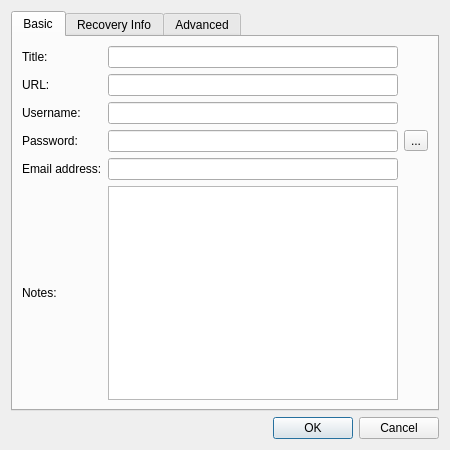
The window that silverlock/entryeditdialog.ui (petroules/silverlock) describes before a commit, drawn with Qt 5.
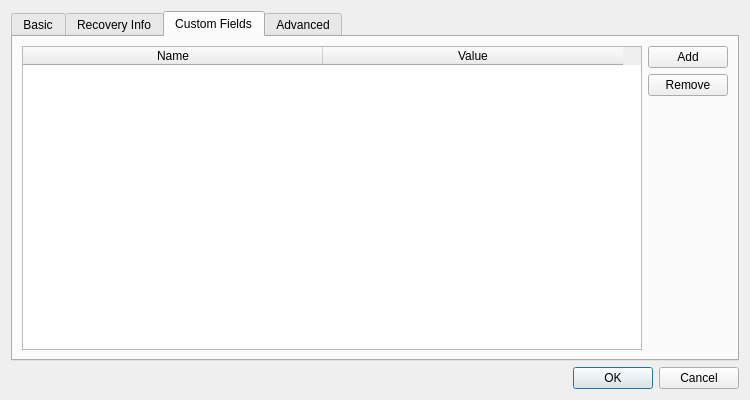
The same window after the commit. The open tabs and pages were chosen to show the change.

```diff
--- a/silverlock/entryeditdialog.ui
+++ b/silverlock/entryeditdialog.ui
@@ -6,8 +6,8 @@
    <rect>
     <x>0</x>
     <y>0</y>
-    <width>450</width>
-    <height>450</height>
+    <width>750</width>
+    <height>400</height>
    </rect>
   </property>
   <property name="windowTitle">
@@ -15,7 +15,7 @@
   </property>
   <layout class="QVBoxLayout" name="verticalLayout">
    <item>
-    <widget class="QTabWidget" name="advancedTab">
+    <widget class="QTabWidget" name="tabWidget">
      <property name="currentIndex">
       <number>0</number>
      </property>
@@ -65,23 +65,13 @@
         <widget class="QLineEdit" name="passwordLineEdit"/>
        </item>
        <item row="5" column="0">
-        <widget class="QLabel" name="emailLabel">
-         <property name="text">
-          <string>Email address:</string>
-         </property>
-        </widget>
-       </item>
-       <item row="5" column="1">
-        <widget class="QLineEdit" name="emailLineEdit"/>
-       </item>
-       <item row="6" column="0">
         <widget class="QLabel" name="notesLabel">
          <property name="text">
           <string>Notes:</string>
          </property>
         </widget>
        </item>
-       <item row="6" column="1">
+       <item row="5" column="1">
         <widget class="QTextEdit" name="notesTextEdit"/>
        </item>
        <item row="3" column="2">
@@ -160,7 +150,77 @@
        </item>
       </layout>
      </widget>
-     <widget class="QWidget" name="tab">
+     <widget class="QWidget" name="customFieldsTab">
+      <attribute name="title">
+       <string>Custom Fields</string>
+      </attribute>
+      <layout class="QHBoxLayout" name="horizontalLayout_2">
+       <item>
+        <widget class="QTableWidget" name="customFieldsTableWidget">
+         <property name="alternatingRowColors">
+          <bool>true</bool>
+         </property>
+         <property name="selectionMode">
+          <enum>QAbstractItemView::SingleSelection</enum>
+         </property>
+         <property name="selectionBehavior">
+          <enum>QAbstractItemView::SelectRows</enum>
+         </property>
+         <property name="sortingEnabled">
+          <bool>true</bool>
+         </property>
+         <attribute name="horizontalHeaderDefaultSectionSize">
+          <number>300</number>
+         </attribute>
+         <attribute name="verticalHeaderVisible">
+          <bool>false</bool>
+         </attribute>
+         <column>
+          <property name="text">
+           <string>Name</string>
+          </property>
+         </column>
+         <column>
+          <property name="text">
+           <string>Value</string>
+          </property>
+         </column>
+        </widget>
+       </item>
+       <item>
+        <layout class="QVBoxLayout" name="customFieldsVerticalLayout">
+         <item>
+          <widget class="QPushButton" name="addCustomFieldPushButton">
+           <property name="text">
+            <string>Add</string>
+           </property>
+          </widget>
+         </item>
+         <item>
+          <widget class="QPushButton" name="removeCustomFieldPushButton">
+           <property name="text">
+            <string>Remove</string>
+           </property>
+          </widget>
+         </item>
+         <item>
+          <spacer name="customFieldButtonsVerticalSpacer">
+           <property name="orientation">
+            <enum>Qt::Vertical</enum>
+           </property>
+           <property name="sizeHint" stdset="0">
+            <size>
+             <width>20</width>
+             <height>40</height>
+            </size>
+           </property>
+          </spacer>
+         </item>
+        </layout>
+       </item>
+      </layout>
+     </widget>
+     <widget class="QWidget" name="advancedTab">
       <attribute name="title">
        <string>Advanced</string>
       </attribute>
```
Left out of the diff: 207 changed lines with no effect on the pictures.
